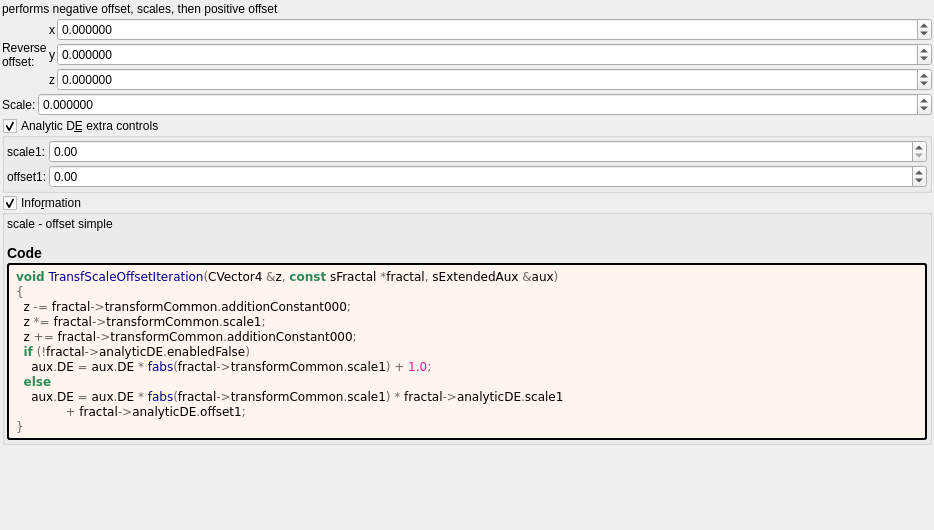
Before: the Qt Designer form mandelbulber2/formula/ui/transf_scale_offset.ui in irinox-ctrl/mandelbulber2, drawn with Qt 5.
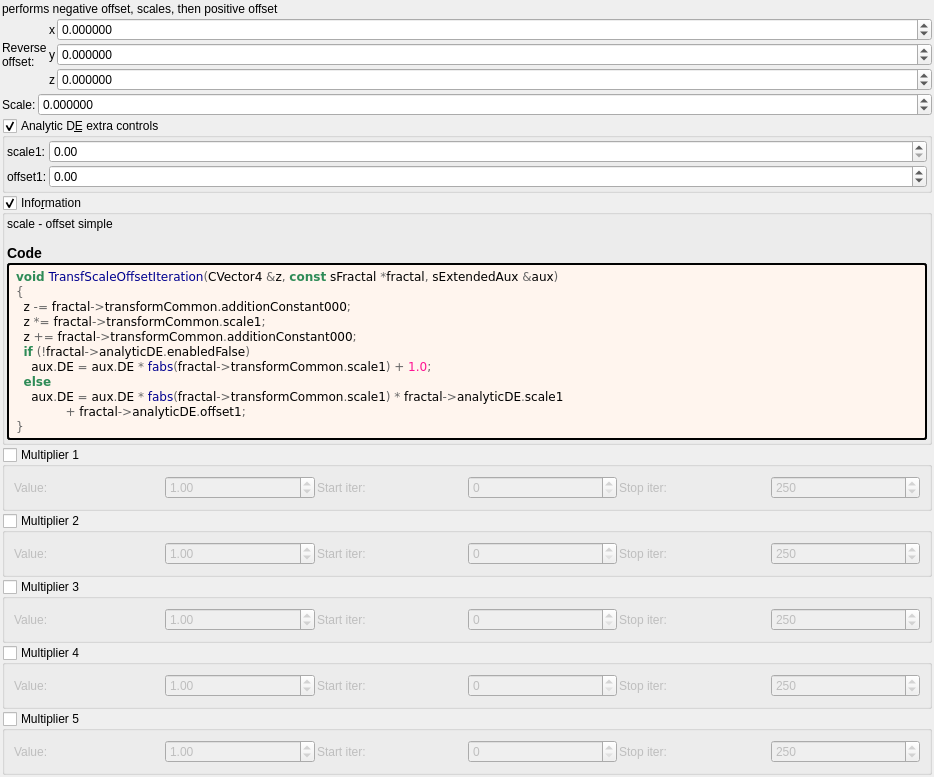
After: the same form once the commit is applied. Custom widgets are drawn as their Qt base class.

Commit message:
feat: add 5 general-purpose multipliers to all 1007 fractal formulas
Each multiplier has:
- Checkbox (OFF by default)
- Value spinbox (default 1.0, range -100 to 100)
- Iteration start/stop range

Logic: z *= value; DE *= |value|;

Uses existing transformCommon parameters:
- Checkboxes: functionEnabledBx/By/Bz/Bw/CzFalse
- Values: scale4/5/6/8/16
- Ranges: startIterationsB-F/stopIterationsB-F

Modified 1007 .cpp (CPU), 1006 .cl (GPU), 1023 .ui files.
Both source (formula/) and deploy (deploy/share/) copies updated.

```diff
--- a/mandelbulber2/formula/ui/transf_scale_offset.ui
+++ b/mandelbulber2/formula/ui/transf_scale_offset.ui
@@ -382,6 +382,192 @@
      </layout>
     </widget>
    </item>
+   <item>
+    <widget class="MyGroupBox" name="groupCheck_transf_function_enabledBx_false">
+     <property name="title"><string>Multiplier 1</string></property>
+     <property name="checkable"><bool>true</bool></property>
+     <property name="checked"><bool>false</bool></property>
+     <layout class="QGridLayout" name="gridLayout_mult1">
+      <property name="spacing"><number>2</number></property>
+      <item row="0" column="0">
+       <widget class="QLabel"><property name="text"><string>Value:</string></property></widget>
+      </item>
+      <item row="0" column="1">
+       <widget class="MyDoubleSpinBox" name="spinbox_transf_scale_4">
+        <property name="minimum"><double>-100.0</double></property><property name="maximum"><double>100.0</double></property>
+        <property name="singleStep"><double>0.01</double></property><property name="value"><double>1.0</double></property>
+       </widget>
+      </item>
+      <item row="0" column="2">
+       <widget class="QLabel"><property name="text"><string>Start iter:</string></property></widget>
+      </item>
+      <item row="0" column="3">
+       <widget class="MySpinBox" name="spinboxInt_transf_start_iterations_B">
+        <property name="minimum"><number>0</number></property><property name="maximum"><number>10000</number></property>
+        <property name="value"><number>0</number></property>
+       </widget>
+      </item>
+      <item row="0" column="4">
+       <widget class="QLabel"><property name="text"><string>Stop iter:</string></property></widget>
+      </item>
+      <item row="0" column="5">
+       <widget class="MySpinBox" name="spinboxInt_transf_stop_iterations_B">
+        <property name="minimum"><number>0</number></property><property name="maximum"><number>10000</number></property>
+        <property name="value"><number>250</number></property>
+       </widget>
+      </item>
+     </layout>
+    </widget>
+   </item>
+   <item>
+    <widget class="MyGroupBox" name="groupCheck_transf_function_enabledBy_false">
+     <property name="title"><string>Multiplier 2</string></property>
+     <property name="checkable"><bool>true</bool></property>
+     <property name="checked"><bool>false</bool></property>
+     <layout class="QGridLayout" name="gridLayout_mult2">
+      <property name="spacing"><number>2</number></property>
+      <item row="0" column="0">
+       <widget class="QLabel"><property name="text"><string>Value:</string></property></widget>
+      </item>
+      <item row="0" column="1">
+       <widget class="MyDoubleSpinBox" name="spinbox_transf_scale_5">
+        <property name="minimum"><double>-100.0</double></property><property name="maximum"><double>100.0</double></property>
+        <property name="singleStep"><double>0.01</double></property><property name="value"><double>1.0</double></property>
+       </widget>
+      </item>
+      <item row="0" column="2">
+       <widget class="QLabel"><property name="text"><string>Start iter:</string></property></widget>
+      </item>
+      <item row="0" column="3">
+       <widget class="MySpinBox" name="spinboxInt_transf_start_iterations_C">
+        <property name="minimum"><number>0</number></property><property name="maximum"><number>10000</number></property>
+        <property name="value"><number>0</number></property>
+       </widget>
+      </item>
+      <item row="0" column="4">
+       <widget class="QLabel"><property name="text"><string>Stop iter:</string></property></widget>
+      </item>
+      <item row="0" column="5">
+       <widget class="MySpinBox" name="spinboxInt_transf_stop_iterations_C">
+        <property name="minimum"><number>0</number></property><property name="maximum"><number>10000</number></property>
+        <property name="value"><number>250</number></property>
+       </widget>
+      </item>
+     </layout>
+    </widget>
+   </item>
+   <item>
+    <widget class="MyGroupBox" name="groupCheck_transf_function_enabledBz_false">
+     <property name="title"><string>Multiplier 3</string></property>
+     <property name="checkable"><bool>true</bool></property>
+     <property name="checked"><bool>false</bool></property>
+     <layout class="QGridLayout" name="gridLayout_mult3">
+      <property name="spacing"><number>2</number></property>
+      <item row="0" column="0">
+       <widget class="QLabel"><property name="text"><string>Value:</string></property></widget>
+      </item>
+      <item row="0" column="1">
+       <widget class="MyDoubleSpinBox" name="spinbox_transf_scale_6">
+        <property name="minimum"><double>-100.0</double></property><property name="maximum"><double>100.0</double></property>
+        <property name="singleStep"><double>0.01</double></property><property name="value"><double>1.0</double></property>
+       </widget>
+      </item>
+      <item row="0" column="2">
+       <widget class="QLabel"><property name="text"><string>Start iter:</string></property></widget>
+      </item>
+      <item row="0" column="3">
+       <widget class="MySpinBox" name="spinboxInt_transf_start_iterations_D">
+        <property name="minimum"><number>0</number></property><property name="maximum"><number>10000</number></property>
+        <property name="value"><number>0</number></property>
+       </widget>
+      </item>
+      <item row="0" column="4">
+       <widget class="QLabel"><property name="text"><string>Stop iter:</string></property></widget>
+      </item>
+      <item row="0" column="5">
+       <widget class="MySpinBox" name="spinboxInt_transf_stop_iterations_D">
+        <property name="minimum"><number>0</number></property><property name="maximum"><number>10000</number></property>
+        <property name="value"><number>250</number></property>
+       </widget>
+      </item>
+     </layout>
+    </widget>
+   </item>
+   <item>
+    <widget class="MyGroupBox" name="groupCheck_transf_function_enabledBw_false">
+     <property name="title"><string>Multiplier 4</string></property>
+     <property name="checkable"><bool>true</bool></property>
+     <property name="checked"><bool>false</bool></property>
+     <layout class="QGridLayout" name="gridLayout_mult4">
+      <property name="spacing"><number>2</number></property>
+      <item row="0" column="0">
+       <widget class="QLabel"><property name="text"><string>Value:</string></property></widget>
+      </item>
+      <item row="0" column="1">
+       <widget class="MyDoubleSpinBox" name="spinbox_transf_scale_8">
+        <property name="minimum"><double>-100.0</double></property><property name="maximum"><double>100.0</double></property>
+        <property name="singleStep"><double>0.01</double></property><property name="value"><double>1.0</double></property>
+       </widget>
+      </item>
+      <item row="0" column="2">
+       <widget class="QLabel"><property name="text"><string>Start iter:</string></property></widget>
+      </item>
+      <item row="0" column="3">
+       <widget class="MySpinBox" name="spinboxInt_transf_start_iterations_E">
+        <property name="minimum"><number>0</number></property><property name="maximum"><number>10000</number></property>
+        <property name="value"><number>0</number></property>
+       </widget>
+      </item>
+      <item row="0" column="4">
+       <widget class="QLabel"><property name="text"><string>Stop iter:</string></property></widget>
+      </item>
+      <item row="0" column="5">
+       <widget class="MySpinBox" name="spinboxInt_transf_stop_iterations_E">
+        <property name="minimum"><number>0</number></property><property name="maximum"><number>10000</number></property>
+        <property name="value"><number>250</number></property>
+       </widget>
+      </item>
+     </layout>
+    </widget>
+   </item>
+   <item>
+    <widget class="MyGroupBox" name="groupCheck_transf_function_enabledCz_false">
+     <property name="title"><string>Multiplier 5</string></property>
+     <property name="checkable"><bool>true</bool></property>
+     <property name="checked"><bool>false</bool></property>
+     <layout class="QGridLayout" name="gridLayout_mult5">
+      <property name="spacing"><number>2</number></property>
+      <item row="0" column="0">
+       <widget class="QLabel"><property name="text"><string>Value:</string></property></widget>
+      </item>
+      <item row="0" column="1">
+       <widget class="MyDoubleSpinBox" name="spinbox_transf_scale_16">
+        <property name="minimum"><double>-100.0</double></property><property name="maximum"><double>100.0</double></property>
+        <property name="singleStep"><double>0.01</double></property><property name="value"><double>1.0</double></property>
+       </widget>
+      </item>
+      <item row="0" column="2">
+       <widget class="QLabel"><property name="text"><string>Start iter:</string></property></widget>
+      </item>
+      <item row="0" column="3">
+       <widget class="MySpinBox" name="spinboxInt_transf_start_iterations_F">
+        <property name="minimum"><number>0</number></property><property name="maximum"><number>10000</number></property>
+        <property name="value"><number>0</number></property>
+       </widget>
+      </item>
+      <item row="0" column="4">
+       <widget class="QLabel"><property name="text"><string>Stop iter:</string></property></widget>
+      </item>
+      <item row="0" column="5">
+       <widget class="MySpinBox" name="spinboxInt_transf_stop_iterations_F">
+        <property name="minimum"><number>0</number></property><property name="maximum"><number>10000</number></property>
+        <property name="value"><number>250</number></property>
+       </widget>
+      </item>
+     </layout>
+    </widget>
+   </item>
+
    <item>
     <spacer name="verticalSpacer">
      <property name="orientation">
@@ -409,6 +595,11 @@
    <extends>QDoubleSpinBox</extends>
    <header>my_double_spin_box.h</header>
   </customwidget>
+   <customwidget>
+   <class>MySpinBox</class>
+   <extends>QSpinBox</extends>
+   <header>my_spin_box.h</header>
+  </customwidget>
  </customwidgets>
  <tabstops>
   <tabstop>spinbox3_transf_addition_constant_x</tabstop>
```
The commit also changes 3972 other files.
